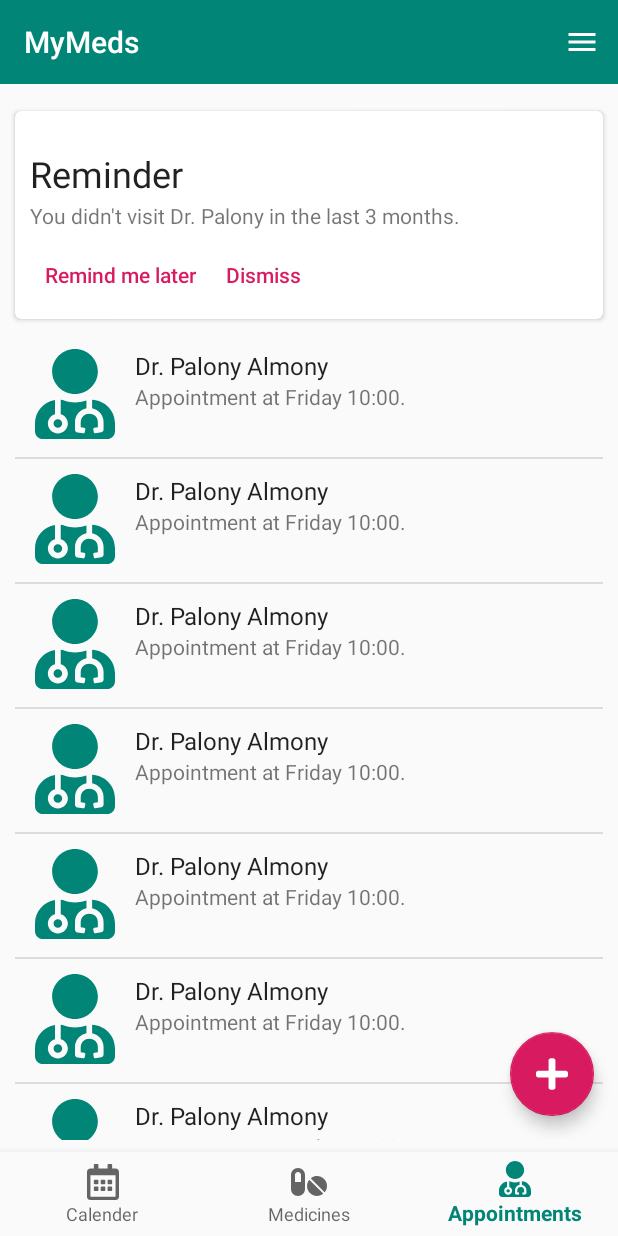
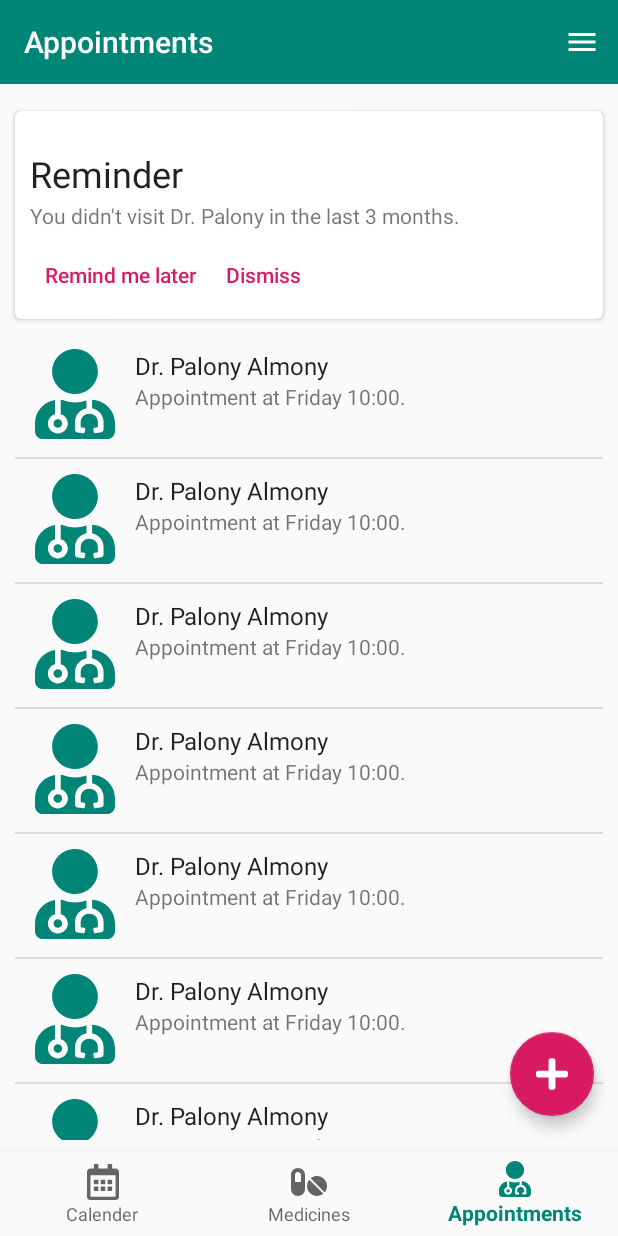
Before and after one commit to OmryRo/my_med, an Android app: the screen it shows after launch (HomeActivity), item 3 of the bottom bar chosen, on a phone screen of 412 x 824 dp. Run offline under Robolectric (Android 15) with nearby library versions, the phone set to English and light mode, and no system bars.

Commit message:
home page title will change depent on the screen you are looking at

```diff
--- a/app/src/main/java/il/ac/huji/cs/postpc/mymeds/HomeActivity.java
+++ b/app/src/main/java/il/ac/huji/cs/postpc/mymeds/HomeActivity.java
@@ -65,9 +65,18 @@ public class HomeActivity extends AppCompatActivity implements
 
                 int currentItem = medicinesIndex;
                 switch (menuItem.getItemId()) {
-                    case R.id.navigation_calender: currentItem = calenderIndex ; break;
-                    case R.id.navigation_medicines: currentItem = medicinesIndex; break;
-                    case R.id.navigation_appointments: currentItem = appointmentIndex; break;
+                    case R.id.navigation_calender:
+                        currentItem = calenderIndex;
+                        setTitle(R.string.calender);
+                        break;
+                    case R.id.navigation_medicines:
+                        currentItem = medicinesIndex;
+                        setTitle(R.string.medicines);
+                        break;
+                    case R.id.navigation_appointments:
+                        currentItem = appointmentIndex;
+                        setTitle(R.string.appointments);
+                        break;
                 }
                 pager.setCurrentItem(currentItem);
                 return true;
```
